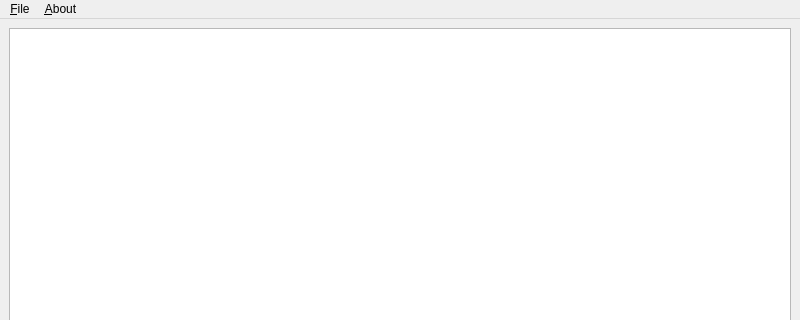
rowinggolfer/openmolar1, file src/openmolar/qt-designer/fee_adjuster.ui: the form before one commit; both pictures show x 0 to 800 and y 0 to 320 of the 800 by 600 pixel window.
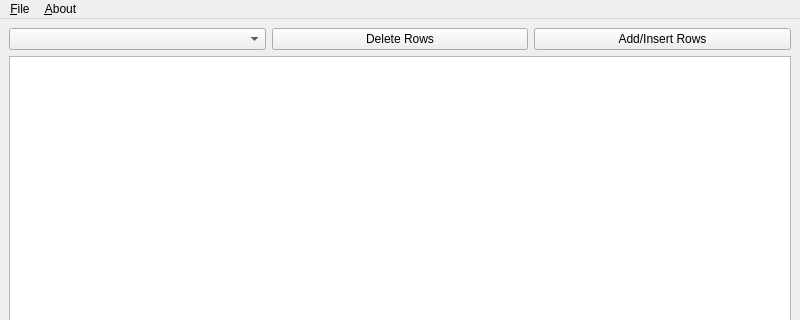
The form after the commit.

Commit message: new ortho referral wizard, and fee adjuster now handles multiple fee tables

What changed in the file:
```diff
--- a/src/openmolar/qt-designer/fee_adjuster.ui
+++ b/src/openmolar/qt-designer/fee_adjuster.ui
@@ -14,8 +14,25 @@
    <string>FeeAdjuster</string>
   </property>
   <widget class="QWidget" name="centralwidget">
-   <layout class="QVBoxLayout" name="verticalLayout">
-    <item>
+   <layout class="QGridLayout" name="gridLayout">
+    <item row="0" column="0">
+     <widget class="QComboBox" name="comboBox"/>
+    </item>
+    <item row="0" column="1">
+     <widget class="QPushButton" name="delete_pushButton">
+      <property name="text">
+       <string>Delete Rows</string>
+      </property>
+     </widget>
+    </item>
+    <item row="0" column="2">
+     <widget class="QPushButton" name="add_insert_pushButton">
+      <property name="text">
+       <string>Add/Insert Rows</string>
+      </property>
+     </widget>
+    </item>
+    <item row="1" column="0" colspan="3">
      <widget class="QTableWidget" name="tableWidget">
       <property name="font">
        <font>
```
Left out of the diff: 2 changed lines with no effect on the pictures. The commit also changes 12 other files.
